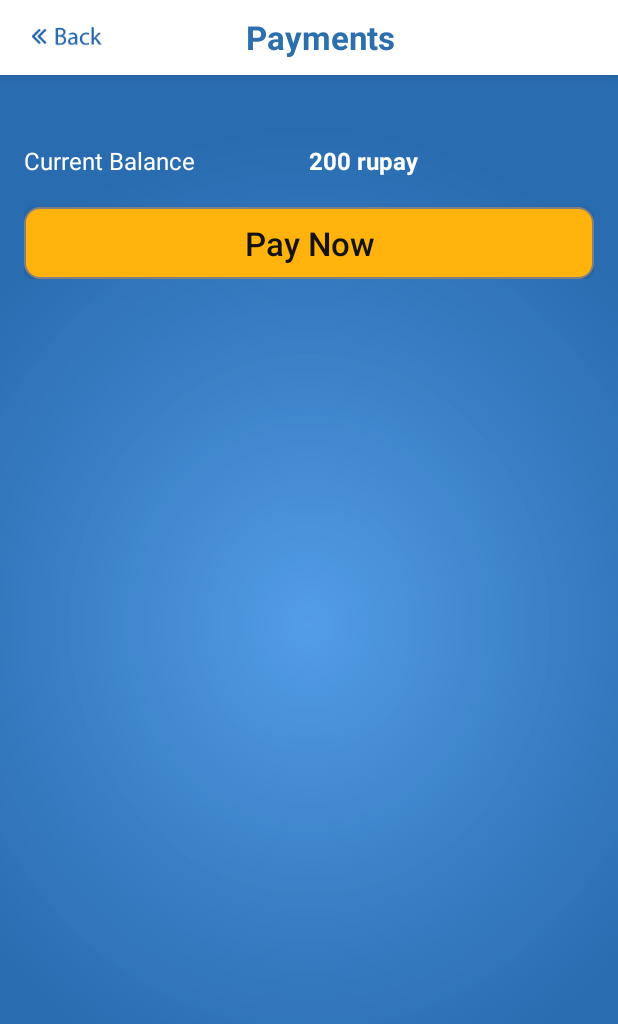
After one commit to syedmuhammadawais/MilkConsumerApp, an Android app: the fragment PaymentFragment placed in its activity, on a phone screen of 412 x 824 dp. The commit adds this screen. Shown: the top 1024 px of the screen. Run offline under Robolectric (Android 15) with nearby library versions, the phone set to English and light mode, and no system bars.

Commit message:
payment fragment added

```diff
--- a/app/build.gradle
+++ b/app/build.gradle
@@ -39,6 +39,8 @@ dependencies {
     compile 'com.android.support:cardview-v7:25.2.0'
     compile 'commons-io:commons-io:2.2'
 
+    compile 'com.github.delight-im:Android-AdvancedWebView:v3.0.0'
+
 
     // 3rd party UIs
     compile 'com.google.code.gson:gson:2.4'
--- a/app/src/main/java/com/conformiz/milkconsumerapp/activities/SignupActivity.java
+++ b/app/src/main/java/com/conformiz/milkconsumerapp/activities/SignupActivity.java
@@ -12,9 +12,9 @@ import android.widget.Toast;
 
 import com.conformiz.milkconsumerapp.R;
 import com.conformiz.milkconsumerapp.databinding.ActivitySignupBinding;
-import com.conformiz.milkconsumerapp.fragments.fragmentsforsteps.ScreenTwoFragment;
-import com.conformiz.milkconsumerapp.fragments.fragmentsforsteps.ScreenThreeFragment;
-import com.conformiz.milkconsumerapp.fragments.fragmentsforsteps.ScreenOneFragment;
+import com.conformiz.milkconsumerapp.fragments.signupfragments.ScreenTwoFragment;
+import com.conformiz.milkconsumerapp.fragments.signupfragments.ScreenThreeFragment;
+import com.conformiz.milkconsumerapp.fragments.signupfragments.ScreenOneFragment;
 import com.conformiz.milkconsumerapp.models.Request.SignUpUserRootRequest;
 import com.conformiz.milkconsumerapp.models.response.SaveDataResponse;
 import com.conformiz.milkconsumerapp.models.response.UserCreationResponse;
--- a/app/src/main/java/com/conformiz/milkconsumerapp/fragments/DashboardFragment.java
+++ b/app/src/main/java/com/conformiz/milkconsumerapp/fragments/DashboardFragment.java
@@ -39,14 +39,11 @@ public class DashboardFragment extends Fragment implements View.OnClickListener,
         View view = inflater.inflate(R.layout.fragment_dashboard, container, false);
         //((TextView)getActivity().findViewById(R.id.tv_screen_header)).setText("Main Menu");
         view.findViewById(R.id.btn_back_main_menu);
-
-
-
         view.findViewById(R.id.rl_complaints).setOnClickListener(this);
         view.findViewById(R.id.rl_deliveries_history).setOnClickListener(this);
         view.findViewById(R.id.rl_manage_order).setOnClickListener(this);
         view.findViewById(R.id.rl_settings).setOnClickListener(this);
-        view.findViewById(R.id.rl_payments);
+        view.findViewById(R.id.rl_payments).setOnClickListener(this);
 
 
 //        if (SharedPreferenceUtil.getInstance(getActivity()).getEnrolled()) {
--- /dev/null
+++ b/app/src/main/java/com/conformiz/milkconsumerapp/fragments/paymentfragments/PaymentFragment.java
@@ -0,0 +1,127 @@
+package com.conformiz.milkconsumerapp.fragments.paymentfragments;
+
+import android.app.ProgressDialog;
+import android.os.Bundle;
+import android.support.annotation.Nullable;
+import android.support.v4.app.Fragment;
+import android.text.TextUtils;
+import android.view.LayoutInflater;
+import android.view.View;
+import android.view.ViewGroup;
+import android.widget.Button;
+import android.widget.EditText;
+import android.widget.TextView;
+
+import com.conformiz.milkconsumerapp.R;
+import com.conformiz.milkconsumerapp.models.response.CustomerBalanceRootResponse;
+import com.conformiz.milkconsumerapp.network.INetworkListener;
+import com.conformiz.milkconsumerapp.network.NetworkOperations;
+import com.conformiz.milkconsumerapp.utils.Constants;
+import com.conformiz.milkconsumerapp.utils.SharedPreferenceUtil;
+
+import org.json.JSONException;
+import org.json.JSONObject;
+
+/**
+ * Created by Fahad.Munir on 16-May-17.
+ */
+
+public class PaymentFragment extends Fragment implements View.OnClickListener, INetworkListener{
+
+    ProgressDialog dialog;
+    Button payNowToProceedBT;
+    TextView currentBalanceTV;
+    EditText amountET;
+
+    Boolean isValidate = false;
+
+    @Nullable
+    @Override
+    public View onCreateView(LayoutInflater inflater, @Nullable ViewGroup container, @Nullable Bundle savedInstanceState) {
+        View view = inflater.inflate(R.layout.fragment_payment,container,false);
+
+
+        payNowToProceedBT = (Button) view.findViewById(R.id.btn_pay_now);
+        currentBalanceTV = (TextView) view.findViewById(R.id.tv_current_balance);
+
+        view.findViewById(R.id.btn_back_payments).setOnClickListener(this);
+
+        dialog = new ProgressDialog(getActivity());
+
+        JSONObject request = new JSONObject();
+        try {
+            request.put("client_id", SharedPreferenceUtil.getInstance(getActivity()).getClientId()+"");
+        } catch (JSONException e) {
+            e.printStackTrace();
+        }
+
+        NetworkOperations.getInstance().postData(getActivity(), Constants.ACTION_POST_CUSTOMER_ACCOUNT_BALANCE,request,this, CustomerBalanceRootResponse.class);
+
+        return view;
+    }
+
+    @Override
+    public void onPreExecute() {
+        dialog.setMessage("Loading Customer Balance...");
+        dialog.setCancelable(false);
+        dialog.show();
+    }
+
+    @Override
+    public void onPostExecute(Object result) {
+        if (dialog != null && dialog.isShowing()) {
+            dialog.dismiss();
+        }
+
+        if(result!= null && result instanceof CustomerBalanceRootResponse){
+            CustomerBalanceRootResponse response = (CustomerBalanceRootResponse) result;
+
+            if(response.getSuccess()){
+                currentBalanceTV.setText(response.getData()+" Rupees");
+            }
+        }
+
+    }
+
+    @Override
+    public void doInBackground() {
+
+    }
+
+    @Override
+    public void onClick(View v) {
+
+        switch (v.getId()){
+            case R.id.btn_back_payments:
+                getActivity().onBackPressed();
+                break;
+
+            case R.id.btn_pay_now:
+
+                if(payNowToProceedBT.getText().toString().contains("Pay")) {
+                    getView().findViewById(R.id.et_enter_amount).setVisibility(View.VISIBLE);
+                    amountET = (EditText) getView().findViewById(R.id.et_enter_amount);
+                    payNowToProceedBT.setText("Proceed");
+                }else {
+                    if(checkValidation()){
+
+                    }
+                }
+
+        }
+    }
+
+
+    public boolean checkValidation(){
+        isValidate = false;
+        if(TextUtils.isEmpty(amountET.getText().toString())){
+            amountET.setError("Please Enter Amount");
+        } else {
+            isValidate = true;
+        }
+//        else if(Integer.parseInt(currentBalanceTV.getText().toString()) < Integer.parseInt(amountET.getText().toString())){
+//            amountET.setError("Amount can'nt be greate than current balance");
+//        }
+        return isValidate;
+    }
+}
--- a/app/src/main/java/com/conformiz/milkconsumerapp/fragments/fragmentsforsteps/ScreenOneFragment.java
+++ b/app/src/main/java/com/conformiz/milkconsumerapp/fragments/signupfragments/ScreenOneFragment.java
@@ -1,4 +1,4 @@
-package com.conformiz.milkconsumerapp.fragments.fragmentsforsteps;
+package com.conformiz.milkconsumerapp.fragments.signupfragments;
 
 import android.app.ProgressDialog;
 import android.os.Bundle;
--- a/app/src/main/java/com/conformiz/milkconsumerapp/fragments/fragmentsforsteps/ScreenThreeFragment.java
+++ b/app/src/main/java/com/conformiz/milkconsumerapp/fragments/signupfragments/ScreenThreeFragment.java
@@ -1,4 +1,4 @@
-package com.conformiz.milkconsumerapp.fragments.fragmentsforsteps;
+package com.conformiz.milkconsumerapp.fragments.signupfragments;
 
 import android.os.Bundle;
 import android.support.annotation.Nullable;
--- a/app/src/main/java/com/conformiz/milkconsumerapp/fragments/fragmentsforsteps/ScreenTwoFragment.java
+++ b/app/src/main/java/com/conformiz/milkconsumerapp/fragments/signupfragments/ScreenTwoFragment.java
@@ -1,4 +1,4 @@
-package com.conformiz.milkconsumerapp.fragments.fragmentsforsteps;
+package com.conformiz.milkconsumerapp.fragments.signupfragments;
 
 import android.os.Bundle;
 import android.support.annotation.Nullable;
@@ -14,7 +14,6 @@ import android.widget.Toast;
 import com.conformiz.milkconsumerapp.R;
 import com.conformiz.milkconsumerapp.models.Request.SignUpUserRootRequest;
 import com.conformiz.milkconsumerapp.models.response.SaveDataArrayResponse;
-import com.conformiz.milkconsumerapp.models.response.SaveDataResponse;
 import com.conformiz.milkconsumerapp.network.INetworkListener;
 import com.conformiz.milkconsumerapp.network.NetworkOperations;
 import com.conformiz.milkconsumerapp.utils.Constants;
--- a/app/src/main/java/com/conformiz/milkconsumerapp/utils/Constants.java
+++ b/app/src/main/java/com/conformiz/milkconsumerapp/utils/Constants.java
@@ -28,6 +28,8 @@ public interface Constants {
     String ACTION_POST_CUSTOMER_SIGN_UP = "customerSignUP";
     String ACTION_POST_CUSTOMER_AUTHENTICATION = "customerAuthentication";
     String ACTION_POST_DELIVERIES_BETWEEN_DATE_RANGE = "deliverybetweenDateRange";
+    String ACTION_POST_CUSTOMER_ACCOUNT_BALANCE = "checkAccountBalnce";
+
 
 
 
--- /dev/null
+++ b/app/src/main/res/layout/fragment_payment.xml
@@ -0,0 +1,110 @@
+<?xml version="1.0" encoding="utf-8"?>
+<LinearLayout xmlns:android="http://schemas.android.com/apk/res/android"
+    xmlns:app="http://schemas.android.com/apk/res-auto"
+    android:layout_width="match_parent"
+    android:layout_height="match_parent"
+    android:background="@drawable/product_bg"
+    android:orientation="vertical">
+
+    <android.support.design.widget.AppBarLayout
+        android:id="@+id/toolbar_plans"
+        android:layout_width="match_parent"
+        android:layout_height="wrap_content"
+        android:layout_marginBottom="10dp"
+        android:theme="@style/AppTheme.AppBarOverlay">
+
+        <android.support.v7.widget.Toolbar
+            android:layout_width="match_parent"
+            android:layout_height="50dp"
+            android:background="@color/white"
+            app:popupTheme="@style/AppTheme.PopupOverlay">
+
+            <RelativeLayout
+                android:layout_width="match_parent"
+                android:layout_height="match_parent">
+
+                <ImageView
+                    android:id="@+id/btn_back_payments"
+                    android:layout_width="wrap_content"
+                    android:layout_height="match_parent"
+                    android:layout_centerVertical="true"
+                    android:paddingBottom="16dp"
+                    android:paddingRight="16dp"
+                    android:paddingTop="16dp"
+                    android:src="@drawable/btn_back_design" />
+
+                <TextView
+                    android:layout_width="wrap_content"
+                    android:layout_height="wrap_content"
+                    android:layout_centerInParent="true"
+                    android:text="Payments"
+                    android:textColor="@color/bgblue"
+                    android:textSize="22sp"
+                    android:textStyle="bold" />
+            </RelativeLayout>
+        </android.support.v7.widget.Toolbar>
+    </android.support.design.widget.AppBarLayout>
+
+
+    <LinearLayout
+        android:layout_width="match_parent"
+        android:layout_height="wrap_content"
+        android:orientation="vertical"
+        android:padding="16dp">
+
+
+        <LinearLayout
+            android:layout_width="match_parent"
+            android:layout_height="wrap_content"
+            android:layout_marginBottom="20dp"
+            android:layout_marginTop="20dp"
+            android:orientation="horizontal"
+            android:weightSum="2">
+
+            <TextView
+                android:layout_width="0dp"
+                android:layout_height="wrap_content"
+                android:layout_weight="1"
+                android:text="Current Balance"
+                android:textColor="@color/white"
+                android:textSize="16sp" />
+
+            <TextView
+                android:id="@+id/tv_current_balance"
+                android:layout_width="0dp"
+                android:layout_height="wrap_content"
+                android:layout_weight="1"
+                android:text="200 rupay"
+                android:textColor="@color/white"
+                android:textSize="16sp"
+                android:textStyle="bold" />
+
+        </LinearLayout>
+
+        <EditText
+
+            android:visibility="gone"
+            android:id="@+id/et_enter_amount"
+            android:layout_width="match_parent"
+            android:layout_height="wrap_content"
+            android:layout_marginBottom="20dp"
+            android:background="@drawable/login_user_pass_et_bg_round"
+            android:hint="Amount"
+            android:inputType="text"
+            android:padding="14dp"
+            android:text=""
+            android:textColorHint="@color/colorAccent" />
+
+
+        <Button
+            android:id="@+id/btn_pay_now"
+            android:layout_width="match_parent"
+            android:layout_height="wrap_content"
+            android:layout_gravity="center"
+            android:background="@drawable/btn_login_bg_yellow_round"
+            android:text="Pay Now"
+            android:textAllCaps="false"
+            android:textColor="@color/app_black"
+            android:textSize="22sp" />
+    </LinearLayout>
+</LinearLayout>
```
Also changed, not shown: app/src/main/java/com/conformiz/milkconsumerapp/mainfragmentmanager/MyFragmentManager.java (+6 -6 lines), app/src/main/java/com/conformiz/milkconsumerapp/models/response/CustomerBalanceRootResponse.java (added, +50 -0 lines).
